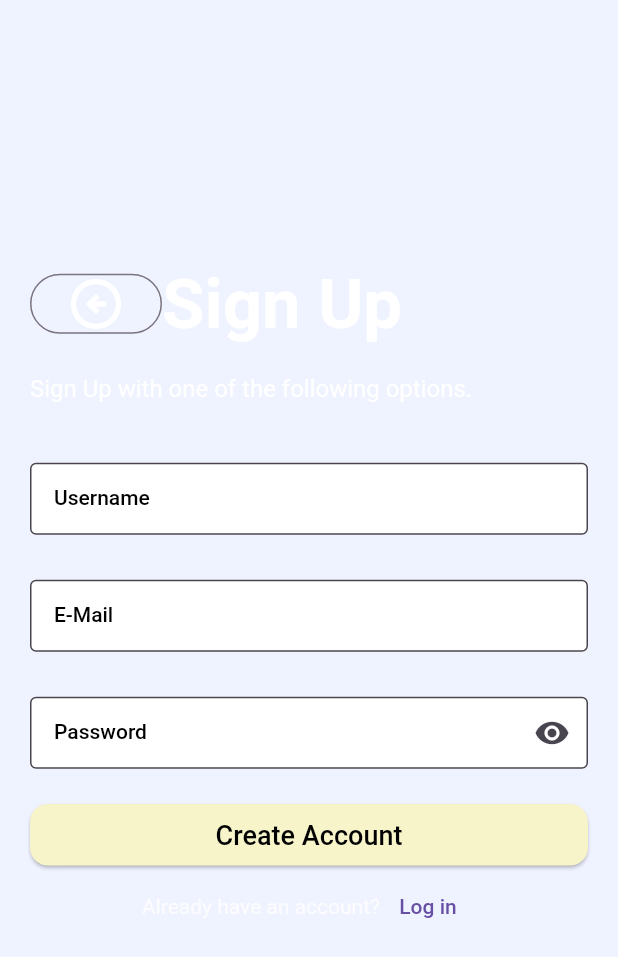
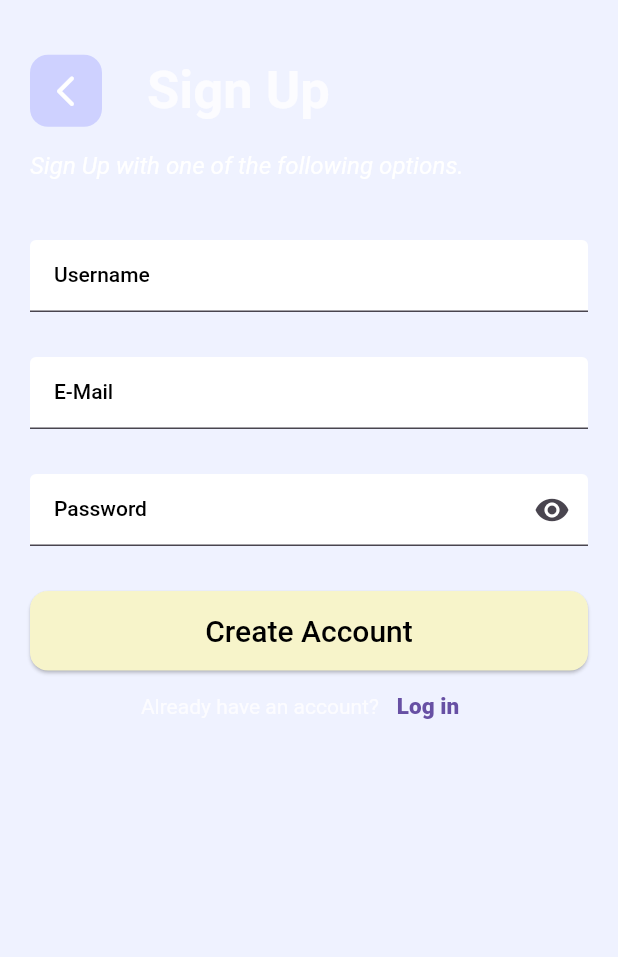
Before and after one commit to Drish-xD/fitcel, a Flutter app: the SignUpPage screen opened directly, on a phone screen of 412 x 824 dp. Shown: the top 957 px of the screen. Run offline on Flutter 3.47's test engine with Material 2 defaults, Android fonts, the phone set to English and light mode, and no system bars; our stand-ins replace card_swiper.

Commit message:
fixed pages

```diff
--- a/lib/main.dart
+++ b/lib/main.dart
@@ -1,5 +1,5 @@
 import 'package:fitcel/constants.dart';
-import 'package:fitcel/pages/main_page.dart';
+import 'package:fitcel/pages/nav_page.dart';
 import 'package:flutter/material.dart';
 
 void main() {
@@ -21,6 +21,6 @@ class MainApp extends StatelessWidget {
             textTheme: Theme.of(context).textTheme.apply(bodyColor: txtColor),
             fontFamily: "Montserrat",
             visualDensity: VisualDensity.adaptivePlatformDensity),
-        home: const SafeArea(child: MainPage()));
+        home: const SafeArea(child: NavPage()));
   }
 }
--- a/lib/pages/navigation/stats_page.dart
+++ b/lib/pages/navigation/stats_page.dart
@@ -5,10 +5,8 @@ class StatsPage extends StatelessWidget {
 
   @override
   Widget build(BuildContext context) {
-    return const Scaffold(
-      body: Center(
-        child: Text("Stats Page"),
-      ),
+    return const Center(
+      child: Text("Stats Page"),
     );
   }
 }
--- a/lib/pages/navigation/user_page.dart
+++ b/lib/pages/navigation/user_page.dart
@@ -5,10 +5,8 @@ class UserPage extends StatelessWidget {
 
   @override
   Widget build(BuildContext context) {
-    return const Scaffold(
-      body: Center(
-        child: Text("User Page"),
-      ),
+    return const Center(
+      child: Text("User Page"),
     );
   }
 }
--- a/lib/pages/sign_up_page.dart
+++ b/lib/pages/sign_up_page.dart
@@ -1,4 +1,5 @@
 import 'package:fitcel/constants.dart';
+import 'package:fitcel/widgets/title_text.dart';
 import 'package:flutter/material.dart';
 
 class SignUpPage extends StatelessWidget {
@@ -6,47 +7,51 @@ class SignUpPage extends StatelessWidget {
 
   @override
   Widget build(BuildContext context) {
-    return Scaffold(
-      body: Container(
+    return SafeArea(
+      child: Scaffold(
+        body: Padding(
           padding: const EdgeInsets.all(myPadding),
           child: Column(
-          mainAxisAlignment: MainAxisAlignment.center,
             crossAxisAlignment: CrossAxisAlignment.start,
             children: [
-            Column(crossAxisAlignment: CrossAxisAlignment.start, children: [
               Row(
                 mainAxisAlignment: MainAxisAlignment.start,
                 children: [
-                  OutlinedButton(
-                    onPressed: () {},
-                    child: const Icon(
-                      Icons.arrow_circle_left_outlined,
+                  Center(
+                    child: Ink(
+                      decoration: ShapeDecoration(
+                        color: prColor.withOpacity(0.6),
+                        shape: const RoundedRectangleBorder(
+                            borderRadius:
+                                BorderRadius.all(Radius.circular(12))),
+                      ),
+                      child: IconButton(
+                        icon: const Icon(Icons.arrow_back_ios_rounded),
+                        iconSize: 25,
                         color: Colors.white,
-                      size: 40,
+                        onPressed: () {
+                          Navigator.pop(context);
+                        },
                       ),
                     ),
-                  const Text(
-                    "Sign Up",
-                    style: TextStyle(
-                        color: Colors.white,
-                        fontSize: 46,
-                        fontWeight: FontWeight.bold),
                   ),
+                  const SizedBox(width: 10),
+                  TitleText(
+                    text: "Sign Up",
+                    size: 35,
+                  )
                 ],
               ),
-              const SizedBox(height: 20),
               const Text(
                 "Sign Up with one of the following options.",
                 style: TextStyle(
                   fontSize: 16,
                   color: Colors.white,
+                  fontStyle: FontStyle.italic,
                 ),
               ),
-            ]),
-            const SizedBox(height: 20),
+              const SizedBox(height: 40),
               Form(
-              child: Container(
-                padding: const EdgeInsets.symmetric(vertical: 20.0),
                 child: Column(
                   crossAxisAlignment: CrossAxisAlignment.start,
                   children: [
@@ -54,7 +59,7 @@ class SignUpPage extends StatelessWidget {
                       decoration: const InputDecoration(
                         labelText: "Username",
                         hintText: "Username",
-                        border: OutlineInputBorder(),
+                        border: UnderlineInputBorder(),
                         labelStyle: TextStyle(
                           color: Colors.black,
                         ),
@@ -70,7 +75,7 @@ class SignUpPage extends StatelessWidget {
                       decoration: const InputDecoration(
                         labelText: "E-Mail",
                         hintText: "E-Mail",
-                        border: OutlineInputBorder(),
+                        border: UnderlineInputBorder(),
                         labelStyle: TextStyle(
                           color: Colors.black,
                         ),
@@ -86,7 +91,7 @@ class SignUpPage extends StatelessWidget {
                       decoration: const InputDecoration(
                           labelText: "Password",
                           hintText: "Password",
-                          border: OutlineInputBorder(),
+                          border: UnderlineInputBorder(),
                           labelStyle: TextStyle(
                             color: Colors.black,
                           ),
@@ -100,7 +105,7 @@ class SignUpPage extends StatelessWidget {
                         color: Colors.white,
                       ),
                     ),
-                    const SizedBox(height: 20),
+                    const SizedBox(height: 30),
                     SizedBox(
                       width: double.infinity,
                       child: ElevatedButton(
@@ -112,11 +117,11 @@ class SignUpPage extends StatelessWidget {
                             ),
                             backgroundColor: mainButtonColor,
                             foregroundColor: Colors.black,
-                            padding: const EdgeInsets.all(10)),
+                            padding: const EdgeInsets.all(15)),
                         child: const Text(
                           "Create Account",
                           style: TextStyle(
-                            fontSize: 18,
+                            fontSize: 20,
                           ),
                         ),
                       ),
@@ -124,18 +129,25 @@ class SignUpPage extends StatelessWidget {
                     Row(
                       mainAxisAlignment: MainAxisAlignment.center,
                       children: [
-                        const Text("Already have an account?"),
+                        const Text("Already have an account?",
+                            style: TextStyle(fontSize: 14)),
                         TextButton(
-                          onPressed: () {},
-                          child: const Text("Log in"),
+                          onPressed: () {
+                            Navigator.pop(context);
+                          },
+                          child: const Text(
+                            "Log in",
+                            style: TextStyle(
+                                fontSize: 15, fontWeight: FontWeight.w800),
+                          ),
                         )
                       ],
                     )
                   ],
                 ),
               ),
+            ],
           ),
-          ],
         ),
       ),
     );
```
Also changed, not shown: lib/pages/log_in_page.dart (+53 -37 lines), lib/pages/nav_page.dart (renamed from lib/pages/main_page.dart, +4 -4 lines), lib/pages/start_page.dart (+18 -8 lines). Lines whose indentation alone changed are shown as unchanged.
